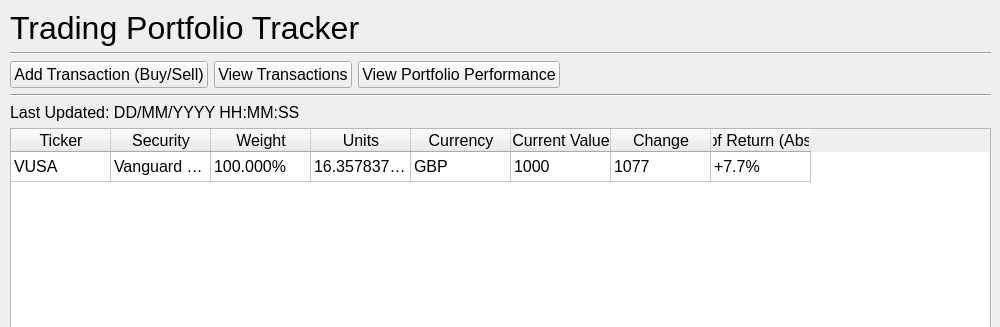
This is src/ui/main_window.ui in IsaacCheng9/trading-portfolio-tracker as Qt 5 draws it before an edit; both pictures show x 0 to 1000 and y 0 to 327 of the 1000 by 600 pixel window. The edited form follows.
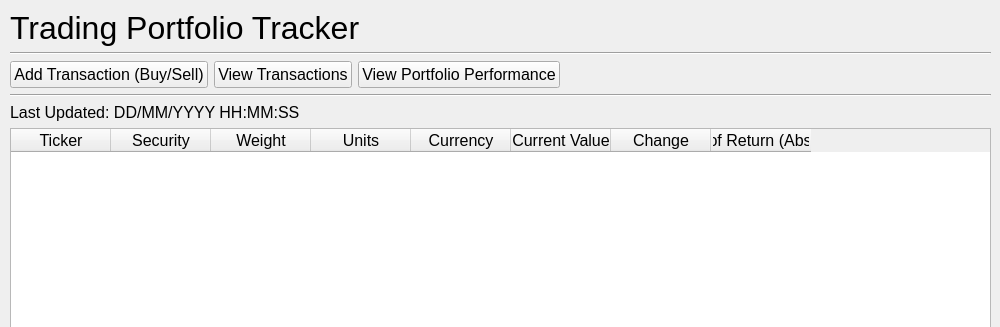
This is the edited form.

```diff
--- a/src/ui/main_window.ui
+++ b/src/ui/main_window.ui
@@ -168,11 +168,6 @@
        <attribute name="verticalHeaderCascadingSectionResizes">
         <bool>false</bool>
        </attribute>
-       <row>
-        <property name="text">
-         <string>New Row</string>
-        </property>
-       </row>
        <column>
         <property name="text">
          <string>Ticker</string>
@@ -213,46 +208,6 @@
          <string>Rate of Return (Absolute)</string>
         </property>
        </column>
-       <item row="0" column="0">
-        <property name="text">
-         <string>VUSA</string>
-        </property>
-       </item>
-       <item row="0" column="1">
-        <property name="text">
-         <string>Vanguard S&amp;P 500 UCITS ETF</string>
-        </property>
-       </item>
-       <item row="0" column="2">
-        <property name="text">
-         <string>100.000%</string>
-        </property>
-       </item>
-       <item row="0" column="3">
-        <property name="text">
-         <string>16.35783718</string>
-        </property>
-       </item>
-       <item row="0" column="4">
-        <property name="text">
-         <string>GBP</string>
-        </property>
-       </item>
-       <item row="0" column="5">
-        <property name="text">
-         <string>1000</string>
-        </property>
-       </item>
-       <item row="0" column="6">
-        <property name="text">
-         <string>1077</string>
-        </property>
-       </item>
-       <item row="0" column="7">
-        <property name="text">
-         <string>+7.7%</string>
-        </property>
-       </item>
       </widget>
      </item>
      <item>
```
